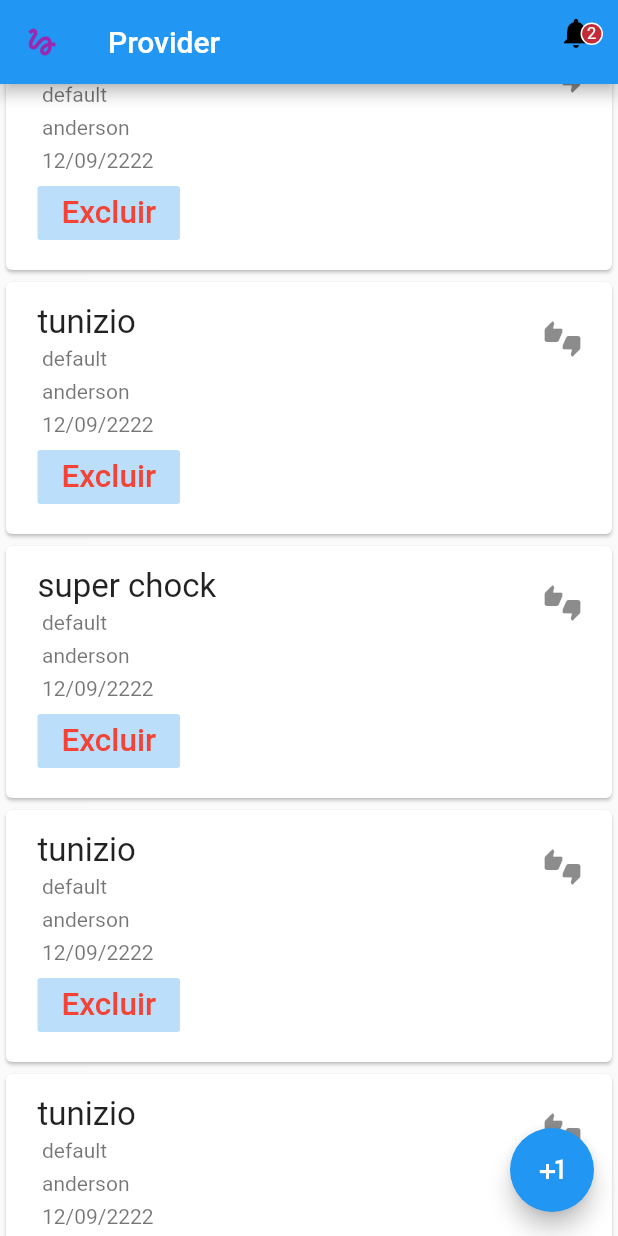
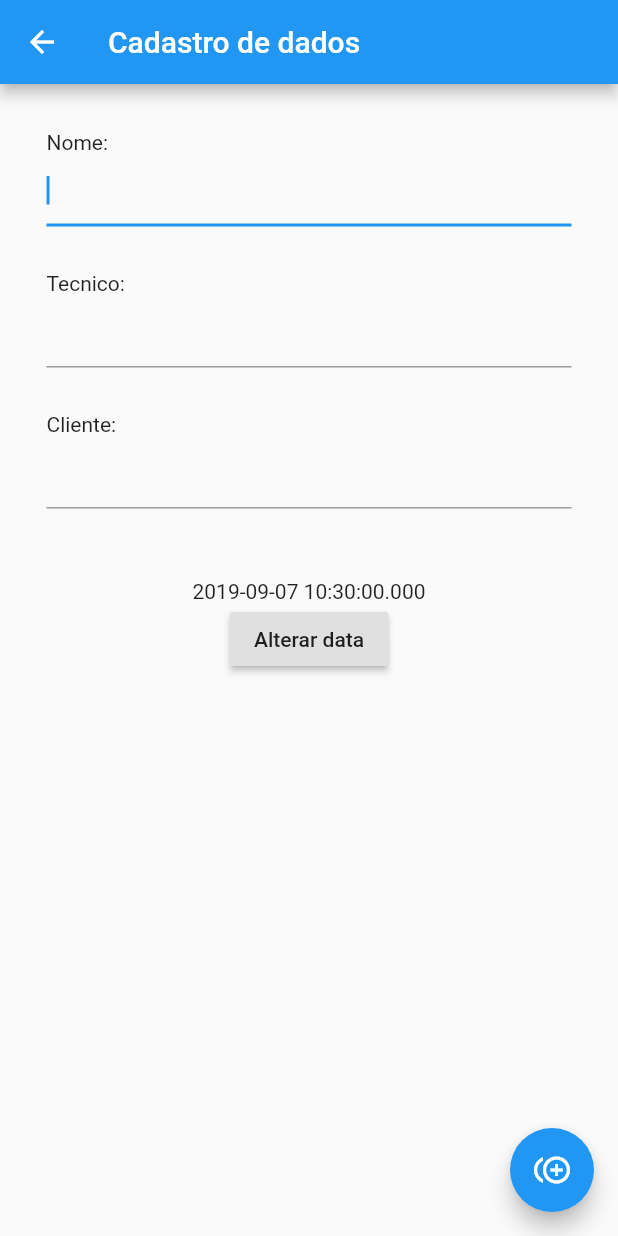
Before and after one commit to anderson-fruhauf/curso-flutter, a Flutter app: the screen it shows after launch, scrolled down 576 dp, after a tap on the "plus one" icon, on a phone screen of 412 x 824 dp. Run offline on Flutter 3.47's test engine with Material 2 defaults, Android fonts, the phone set to English and light mode, and no system bars.

Commit message:
adicionada cadastro

```diff
--- /dev/null
+++ b/lib/pages/cadastro.page.dart
@@ -0,0 +1,131 @@
+import 'package:flutter/material.dart';
+import 'package:flutter_curso/controller/heroes.controller.dart';
+import 'package:flutter_curso/models/hero.model.dart';
+import 'package:provider/provider.dart';
+
+class Cadastro extends StatefulWidget {
+  @override
+  _State createState() => _State();
+}
+
+class _State extends State<Cadastro> {
+  TextEditingController nome = TextEditingController();
+  TextEditingController cliente = TextEditingController();
+  TextEditingController tecnico = TextEditingController();
+
+  String _value = 'teste';
+  DateTime data = new DateTime.now();
+
+  @override
+  Widget build(BuildContext context) {
+    return Scaffold(
+      appBar: AppBar(
+        title: Text('Cadastro de dados'),
+        leading: IconButton(
+          icon: Icon(Icons.arrow_back),
+          onPressed: () {
+            Navigator.pop(context);
+          },
+        ),
+      ),
+      body: ListView(children: <Widget>[
+        Padding(
+          padding: const EdgeInsets.all(16.0),
+          child: Column(
+            crossAxisAlignment: CrossAxisAlignment.start,
+            children: [
+              Padding(
+                padding: EdgeInsets.all(15.0),
+                child: Column(
+                  crossAxisAlignment: CrossAxisAlignment.start,
+                  children: <Widget>[
+                    Text('Nome: '),
+                    TextField(
+                      controller: nome,
+                      autocorrect: true,
+                      autofocus: true,
+                    ),
+                  ],
+                ),
+              ),
+              Padding(
+                padding: EdgeInsets.all(15.0),
+                child: Column(
+                  crossAxisAlignment: CrossAxisAlignment.start,
+                  children: <Widget>[
+                    Text('Tecnico: '),
+                    TextField(
+                      controller: tecnico,
+                      autocorrect: true,
+                      autofocus: true,
+                    ),
+                  ],
+                ),
+              ),
+              Padding(
+                padding: EdgeInsets.all(15.0),
+                child: Column(
+                  crossAxisAlignment: CrossAxisAlignment.start,
+                  children: <Widget>[
+                    Text('Cliente: '),
+                    TextField(
+                      controller: cliente,
+                      autocorrect: true,
+                      autofocus: true,
+                    ),
+                  ],
+                ),
+              ),
+              new Container(
+                padding: new EdgeInsets.all(32.0),
+                child: new Center(
+                  child: new Column(
+                    children: <Widget>[
+                      new Text(data.toString()),
+                      new RaisedButton(
+                        //onPressed: _selectDate,
+                        onPressed: () async {
+                          final data = await showDatePicker(
+                            context: context,
+                            firstDate: new DateTime(2000),
+                            lastDate: new DateTime(2050),
+                            initialDate: new DateTime.now(),
+                          );
+                          if (data != null) {
+                            setState(() {
+                              this.data = data;
+                            });
+                            print(data.toString());
+                          }
+                        },
+                        child: new Text('Alterar data'),
+                      )
+                    ],
+                  ),
+                ),
+              ),
+            ],
+          ),
+        ),
+      ]),
+      floatingActionButton: Consumer<HeroesController>(
+        builder: (context, heroesController, whidget) {
+          return FloatingActionButton(
+            child: Icon(Icons.control_point_duplicate),
+            onPressed: () {
+              heroesController.add(
+                new HeroModel(
+                    cliente: cliente.text,
+                    nome: nome.text,
+                    data: data.toString(),
+                    isFavorite: true,
+                    tecnico: tecnico.text),
+              );
+              Navigator.pop(context);
+            },
+          );
+        },
+      ),
+    );
+  }
+}
--- a/lib/pages/heroes.page.dart
+++ b/lib/pages/heroes.page.dart
@@ -1,6 +1,7 @@
 import 'package:flutter/material.dart';
 import 'package:flutter_curso/controller/heroes.controller.dart';
 import 'package:flutter_curso/models/hero.model.dart';
+import 'package:flutter_curso/pages/cadastro.page.dart';
 import 'package:provider/provider.dart';
 
 class HeroApp extends StatelessWidget {
@@ -88,12 +89,17 @@ class _MyHomePageState extends State<MyHeroPage> {
                         },
                       ),
                     ]),
-                trailing: heroModel.isFavorite
-                    ? Icon(
-                        Icons.thumb_up,
-                        color: Colors.purple,
-                      )
-                    : Icon(Icons.thumbs_up_down),
+                trailing: Column(
+                  mainAxisAlignment: MainAxisAlignment.end,
+                  children: <Widget>[
+                    heroModel.isFavorite
+                        ? Icon(
+                            Icons.thumb_up,
+                            color: Colors.purple,
+                          )
+                        : Icon(Icons.thumbs_up_down),
+                  ],
+                ),
               ),
             ],
           ),
@@ -168,14 +174,12 @@ class _MyHomePageState extends State<MyHeroPage> {
           return FloatingActionButton(
             child: Icon(Icons.plus_one),
             onPressed: () {
-              HeroModel model = new HeroModel(
-                cliente: 'cliente',
-                data: "12/12/12",
-                isFavorite: true,
-                nome: 'Criado no botao',
+              Navigator.push(
+                context,
+                MaterialPageRoute(
+                  builder: (context) => Cadastro(),
+                ),
               );
-
-              heroesController.add(model);
             },
           );
         },
```
